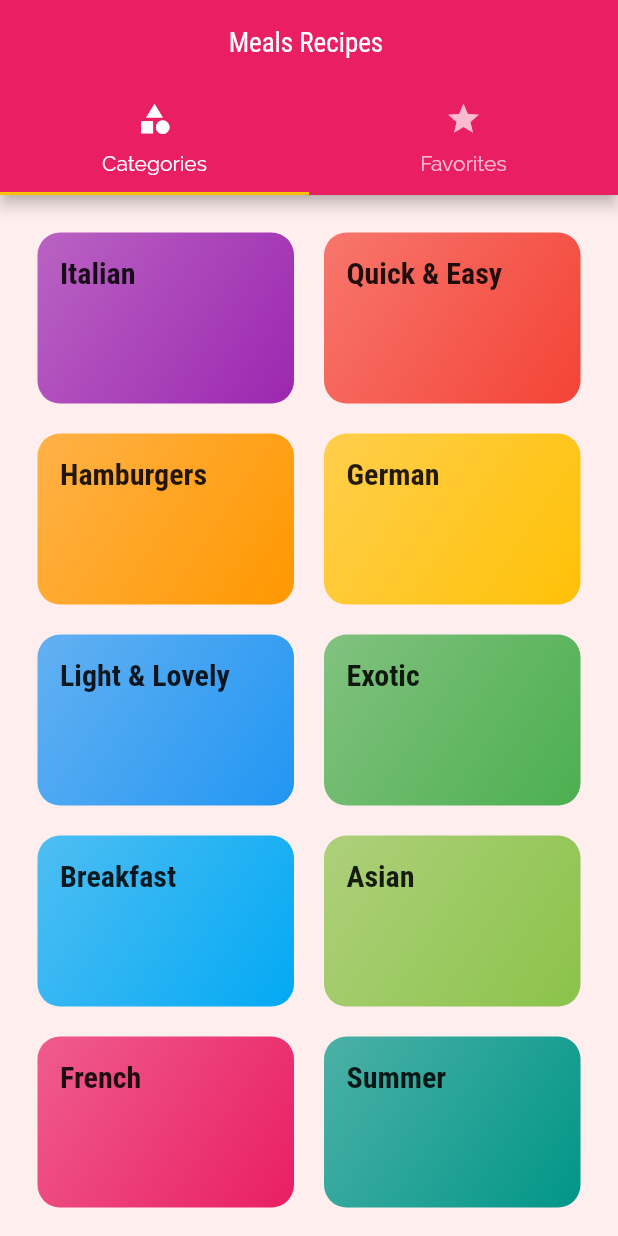
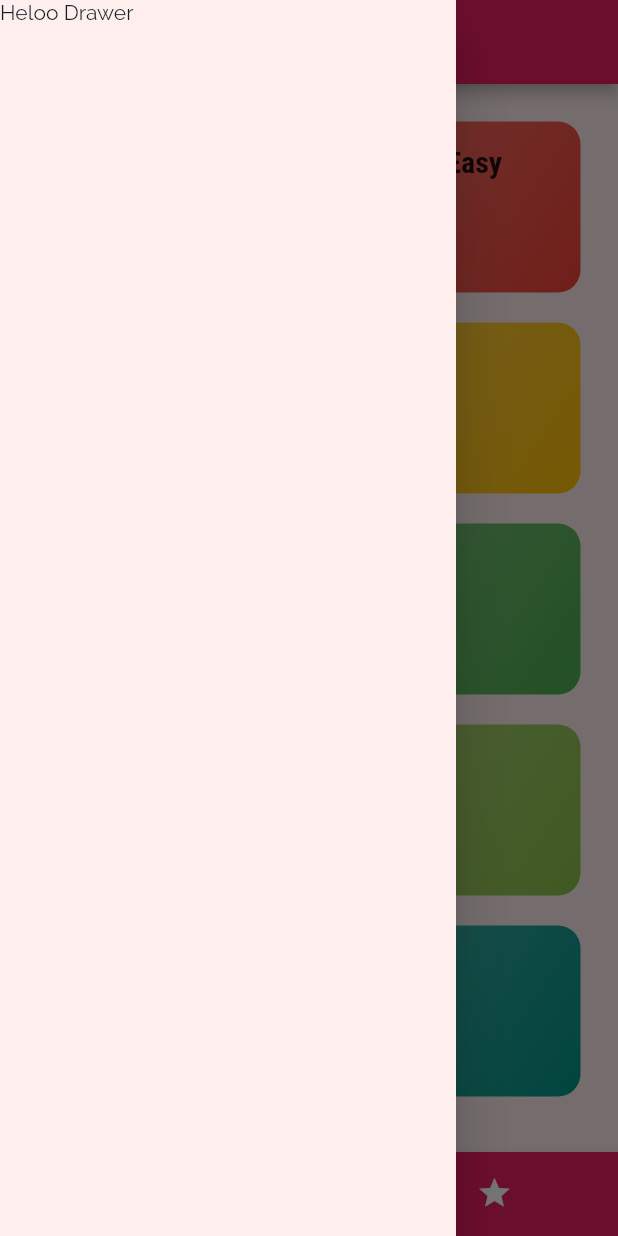
Before and after one commit to saad0259/app_22_recipe_app, a Flutter app: the screen it shows after launch, with the side drawer open (before the commit the screen has no drawer), on a phone screen of 412 x 824 dp. Run offline on Flutter 3.47's test engine with Material 2 defaults, Android fonts, the phone set to English and light mode, and no system bars.

Commit message:
Bottom Navigation Bar, Drawer's Initial Scaffold

```diff
--- a/lib/main.dart
+++ b/lib/main.dart
@@ -40,7 +40,7 @@
               textTheme: ThemeData.light().textTheme.copyWith(
                       headline6: const TextStyle(
                     fontFamily: 'RobotoCondensed',
-                    fontSize: 18,
+                    fontSize: 24,
                   )))),
       home: TabsScreen(),
       routes: {
--- /dev/null
+++ b/lib/widgets/drawer.dart
@@ -0,0 +1,11 @@
+import 'package:flutter/material.dart';
+
+
+class Drawer extends StatelessWidget {
+  const Drawer({Key? key}) : super(key: key);
+
+  @override
+  Widget build(BuildContext context) {
+    return Container();
+  }
+}
--- a/lib/widgets/tabs_screen.dart
+++ b/lib/widgets/tabs_screen.dart
@@ -1,6 +1,7 @@
+import 'package:flutter/material.dart';
+
 import './categories_screen.dart';
 import './favorites_screen.dart';
-import 'package:flutter/material.dart';
 
 class TabsScreen extends StatefulWidget {
   const TabsScreen({Key? key}) : super(key: key);
@@ -10,36 +11,77 @@
 }
 
 class _TabsScreenState extends State<TabsScreen> {
+  final List<Map<String, Object>> _pages = [
+    {'page': CategoriesScreen(), 'title': 'Categories'},
+    {'page': FavoritesScreen(), 'title': 'Favorites'}
+  ];
+
+  int _selectedPageIndex = 0;
+
+  void _selectPage(int index) {
+    // Index comes here Automatically
+    setState(() {
+      _selectedPageIndex = index;
+    });
+  }
+
   @override
   Widget build(BuildContext context) {
-    return DefaultTabController(
-      length: 2,
-      initialIndex: 0,
-      child: Scaffold(
-        appBar: AppBar(
-          title: Text('Meals Recipes '),
-          centerTitle: true,
-          bottom: TabBar(
-
-            tabs: <Widget>[
-              Tab(
-                icon: Icon(Icons.category),
-                text: 'Categories',
-              ),
-              Tab(
-                icon: Icon(Icons.star),
-                text: 'Favorites',
-              ),
-            ],
-          ),
-        ),
-        body: TabBarView(
-          children: [
-            CategoriesScreen(),
-            FavoritesScreen(),
-          ],
-        ),
+    return Scaffold(
+      appBar: AppBar(
+        title: Text(_pages[_selectedPageIndex]['title'] as String),
       ),
+      drawer: Drawer(
+        child: Text('Heloo Drawer'),
+      ),
+      bottomNavigationBar: BottomNavigationBar(
+        onTap: _selectPage,
+        backgroundColor: Theme.of(context).primaryColor,
+        unselectedItemColor: Colors.white,
+        selectedItemColor: Theme.of(context).accentColor,
+        currentIndex: _selectedPageIndex,
+        type: BottomNavigationBarType.shifting,
+        items: [
+          BottomNavigationBarItem(
+              backgroundColor: Theme.of(context).primaryColor,
+              icon: Icon(Icons.category),
+              label: 'Categories'),
+          BottomNavigationBarItem(
+              backgroundColor: Theme.of(context).primaryColor,
+              icon: Icon(Icons.star),
+              label: 'Favorites'),
+        ],
+      ),
+      body: _pages[_selectedPageIndex]['page'] as Widget,
     );
+    // DefaultTabController( // Top Navigation Bar
+    //   length: 2,
+    //   initialIndex: 0,
+    //   child: Scaffold(
+    //     appBar: AppBar(
+    //       title: Text('Meals Recipes '),
+    //       centerTitle: true,
+    //       bottom: TabBar(
+    //
+    //         tabs: <Widget>[
+    //           Tab(
+    //             icon: Icon(Icons.category),
+    //             text: 'Categories',
+    //           ),
+    //           Tab(
+    //             icon: Icon(Icons.star),
+    //             text: 'Favorites',
+    //           ),
+    //         ],
+    //       ),
+    //     ),
+    //     body: TabBarView(
+    //       children: [
+    //         CategoriesScreen(),
+    //         FavoritesScreen(),
+    //       ],
+    //     ),
+    //   ),
+    // );
   }
 }
```
